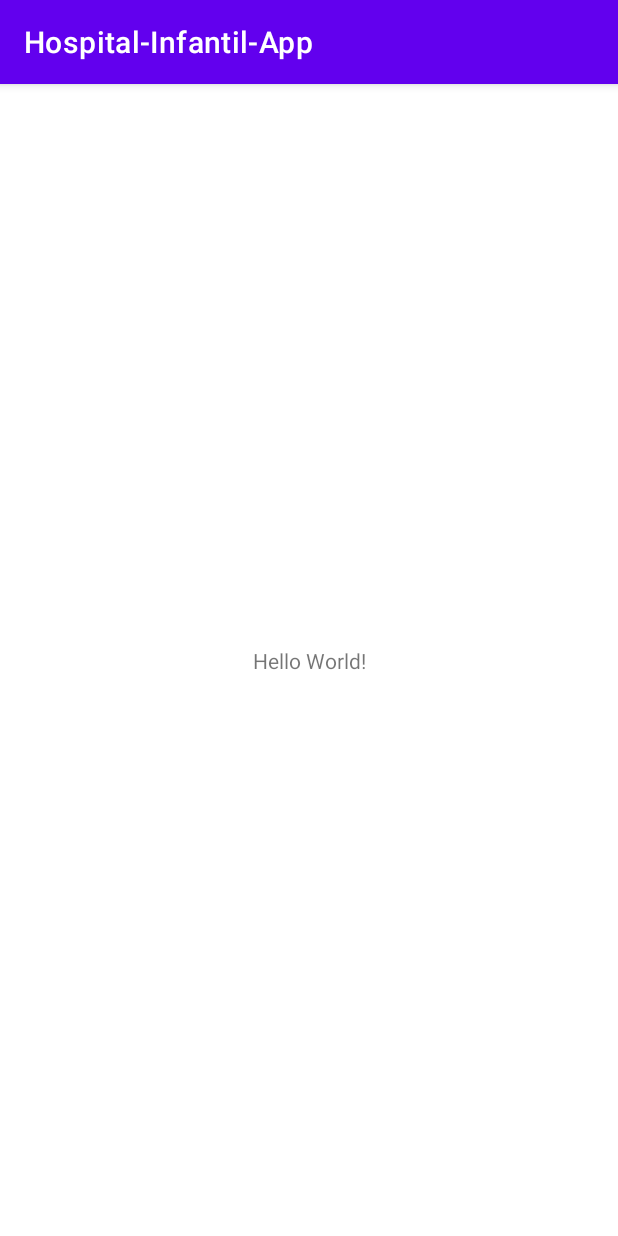
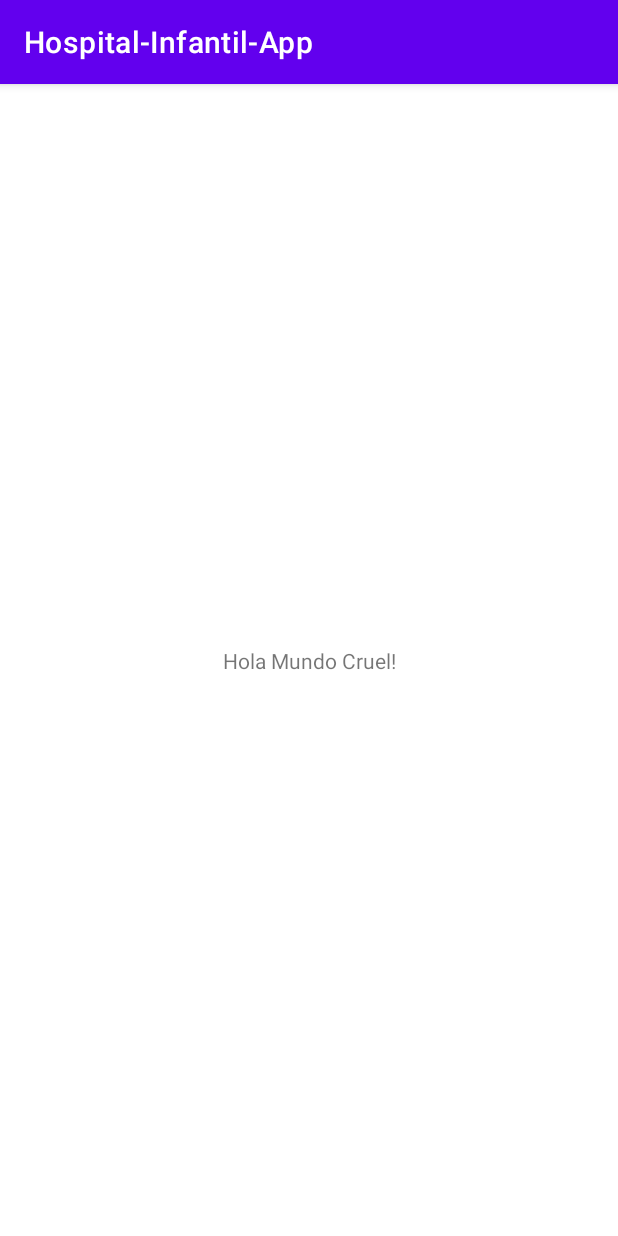
Before and after one commit to moralessIvann/Hospital-Infantil-App, an Android app: the screen it shows after launch (MainActivity), on a phone screen of 412 x 824 dp. Run offline under Robolectric (Android 15) with nearby library versions, the phone set to English and light mode, and no system bars.

Commit message:
prueba-1

```diff
--- a/app/src/main/res/layout/activity_main.xml
+++ b/app/src/main/res/layout/activity_main.xml
@@ -9,7 +9,7 @@
     <TextView
         android:layout_width="wrap_content"
         android:layout_height="wrap_content"
-        android:text="Hello World!"
+        android:text="Hola Mundo Cruel!"
         app:layout_constraintBottom_toBottomOf="parent"
         app:layout_constraintLeft_toLeftOf="parent"
         app:layout_constraintRight_toRightOf="parent"
```
